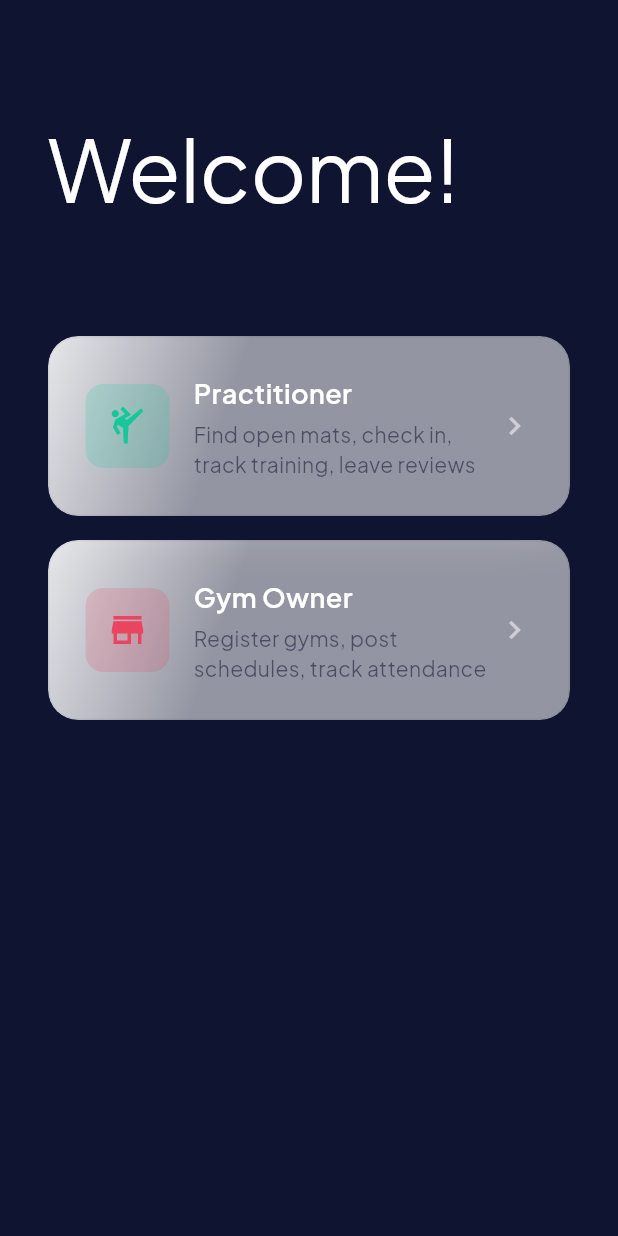
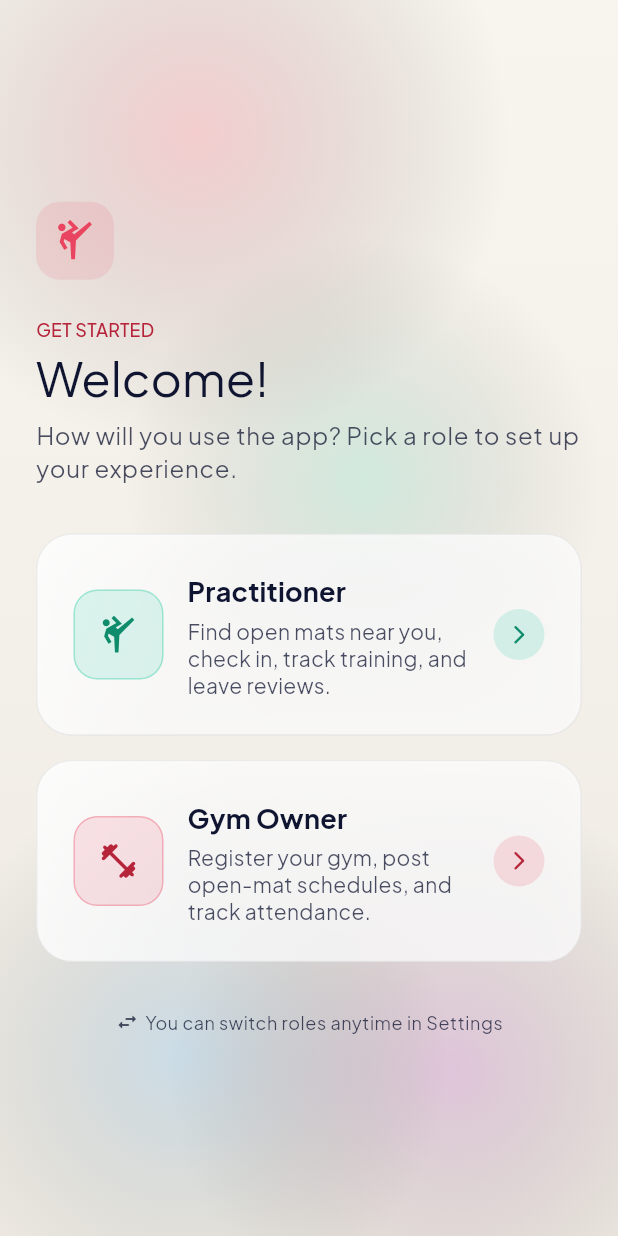
Before and after one commit to DavisSylvester/bjj-open-mat, a Flutter app: the RoleSelectScreen screen opened by its route, on a phone screen of 412 x 824 dp. Run offline on Flutter 3.47's test engine with Material 3 defaults, Android fonts, the phone set to English and light mode, and no system bars; our stand-ins replace dio, flutter_riverpod, flutter_secure_storage, geolocator, go_router, google_fonts and 1 more; missing offline and left inert: auth0_flutter; accounts and stored records are empty.

Commit message:
feat(mobile): redesign role selector to match app glass theme
Move the Practitioner/Gym Owner selector onto the app's light glass
system (GradientBackground + elevated GlassCard) for readability and
brand coherence:
- readable dark-navy card titles on white cards (was white-on-gray)
- teal (Practitioner) / crimson (Gym Owner) accents; dumbbell gym icon
- typographic hierarchy: eyebrow -> 28pt hero -> 18pt card titles -> body
- WCAG AA contrast throughout; footer hint anchored to the card group

Reviewed via a two-agent UX debate to consensus.

```diff
--- a/apps/mobile/lib/features/onboarding/screens/role_select_screen.dart
+++ b/apps/mobile/lib/features/onboarding/screens/role_select_screen.dart
@@ -11,50 +11,97 @@ class RoleSelectScreen extends ConsumerWidget {
 
   @override
   Widget build(BuildContext context, WidgetRef ref) {
+    final text = Theme.of(context).textTheme;
+
     return Scaffold(
-      backgroundColor: StitchTokens.primary,
-      body: SafeArea(
+      body: GradientBackground(
+        child: SafeArea(
           child: Padding(
-          padding: const EdgeInsets.all(StitchTokens.xl),
+            padding: const EdgeInsets.symmetric(horizontal: OMSpacing.lg),
+            // The content + footer form one group, centered with balanced margins
+            // so the footer hint stays anchored just below the cards (no dead void).
             child: Column(
               crossAxisAlignment: CrossAxisAlignment.start,
               children: [
-              const SizedBox(height: StitchTokens.xxl),
+                const Spacer(),
+
+                // Brand mark ties back to the splash screen.
+                Container(
+                  width: 52,
+                  height: 52,
+                  decoration: BoxDecoration(
+                    color: OMColors.crimson.withValues(alpha: 0.12),
+                    borderRadius: BorderRadius.circular(StitchTokens.radiusLg),
+                  ),
+                  child: const Icon(Icons.sports_martial_arts, color: OMColors.crimson, size: 30),
+                ),
+                const SizedBox(height: OMSpacing.lg),
+
+                Text(
+                  'GET STARTED',
+                  style: text.labelSmall?.copyWith(
+                    color: OMColors.crimsonDeep,
+                    letterSpacing: 0.18,
+                    fontSize: 12,
+                  ),
+                ),
+                const SizedBox(height: OMSpacing.xs),
                 Text(
                   'Welcome!',
-                style: Theme.of(context).textTheme.displayLarge?.copyWith(color: Colors.white),
+                  style: text.headlineLarge?.copyWith(color: OMColors.text),
                 ),
-              const SizedBox(height: StitchTokens.sm),
+                const SizedBox(height: OMSpacing.sm),
                 Text(
-                'How will you use the app?',
-                style: Theme.of(context).textTheme.bodyLarge?.copyWith(color: StitchTokens.textSecondary),
+                  'How will you use the app? Pick a role to set up your experience.',
+                  style: text.bodyLarge?.copyWith(color: OMColors.body, height: 1.35),
                 ),
-              const SizedBox(height: StitchTokens.xxl),
+
+                const SizedBox(height: OMSpacing.xl),
 
                 _RoleCard(
                   icon: Icons.sports_martial_arts,
                   title: 'Practitioner',
-                description: 'Find open mats, check in, track training, leave reviews',
-                color: StitchTokens.accent,
+                  description: 'Find open mats near you, check in, track training, and leave reviews.',
+                  accent: OMColors.teal,
+                  accentDeep: OMColors.tealDeep,
                   onTap: () async {
                     HapticFeedback.mediumImpact();
                     await ref.read(authStateProvider.notifier).setRole('practitioner');
                     if (context.mounted) context.go('/profile-setup');
                   },
                 ),
-              const SizedBox(height: StitchTokens.md),
+                const SizedBox(height: OMSpacing.md),
                 _RoleCard(
-                icon: Icons.store,
+                  icon: Icons.fitness_center_rounded,
                   title: 'Gym Owner',
-                description: 'Register gyms, post schedules, track attendance',
-                color: StitchTokens.secondary,
+                  description: 'Register your gym, post open-mat schedules, and track attendance.',
+                  accent: OMColors.crimson,
+                  accentDeep: OMColors.crimsonDeep,
                   onTap: () async {
                     HapticFeedback.mediumImpact();
                     await ref.read(authStateProvider.notifier).setRole('gym_owner');
                     if (context.mounted) context.go('/owner/dashboard');
                   },
                 ),
+
+                const SizedBox(height: OMSpacing.xl),
+                Center(
+                  child: Row(
+                    mainAxisSize: MainAxisSize.min,
+                    children: [
+                      Icon(Icons.swap_horiz_rounded, size: 16, color: OMColors.body),
+                      const SizedBox(width: OMSpacing.xs),
+                      Text(
+                        'You can switch roles anytime in Settings',
+                        style: text.bodySmall?.copyWith(color: OMColors.body),
+                      ),
                     ],
+                  ),
+                ),
+
+                const Spacer(),
+              ],
+            ),
           ),
         ),
       ),
@@ -66,45 +113,72 @@ class _RoleCard extends StatelessWidget {
   final IconData icon;
   final String title;
   final String description;
-  final Color color;
+  final Color accent;
+  final Color accentDeep;
   final VoidCallback onTap;
 
   const _RoleCard({
     required this.icon,
     required this.title,
     required this.description,
-    required this.color,
+    required this.accent,
+    required this.accentDeep,
     required this.onTap,
   });
 
   @override
   Widget build(BuildContext context) {
+    final text = Theme.of(context).textTheme;
+
     return GlassCard(
       onTap: onTap,
-      padding: const EdgeInsets.all(StitchTokens.lg),
+      elevated: true,
+      borderRadius: StitchTokens.radiusXl,
+      padding: const EdgeInsets.all(OMSpacing.lg),
       child: Row(
+        crossAxisAlignment: CrossAxisAlignment.center,
         children: [
           Container(
-            width: 56,
-            height: 56,
+            width: 60,
+            height: 60,
             decoration: BoxDecoration(
-              color: color.withValues(alpha: 0.2),
-              borderRadius: BorderRadius.circular(StitchTokens.radiusMd),
+              color: accent.withValues(alpha: 0.14),
+              borderRadius: BorderRadius.circular(StitchTokens.radiusLg),
+              border: Border.all(color: accent.withValues(alpha: 0.32)),
             ),
-            child: Icon(icon, color: color, size: 28),
+            child: Icon(icon, color: accentDeep, size: 28),
           ),
-          const SizedBox(width: StitchTokens.md),
+          const SizedBox(width: OMSpacing.md),
           Expanded(
             child: Column(
               crossAxisAlignment: CrossAxisAlignment.start,
               children: [
-                Text(title, style: const TextStyle(color: Colors.white, fontSize: 18, fontWeight: FontWeight.w600)),
-                const SizedBox(height: 4),
-                Text(description, style: TextStyle(color: StitchTokens.textSecondary, fontSize: 14)),
+                Text(
+                  title,
+                  style: text.titleMedium?.copyWith(
+                    color: OMColors.text,
+                    fontSize: 18,
+                    fontWeight: FontWeight.w700,
+                  ),
+                ),
+                const SizedBox(height: OMSpacing.xs),
+                Text(
+                  description,
+                  style: text.bodyMedium?.copyWith(color: OMColors.body, height: 1.3),
+                ),
               ],
             ),
           ),
-          const Icon(Icons.chevron_right, color: Colors.white54),
+          const SizedBox(width: OMSpacing.sm),
+          Container(
+            width: 34,
+            height: 34,
+            decoration: BoxDecoration(
+              color: accent.withValues(alpha: 0.16),
+              shape: BoxShape.circle,
+            ),
+            child: Icon(Icons.arrow_forward_ios_rounded, color: accentDeep, size: 15),
+          ),
         ],
       ),
     );
```
Also changed, not shown: 1 other file. Lines whose indentation alone changed are shown as unchanged.
